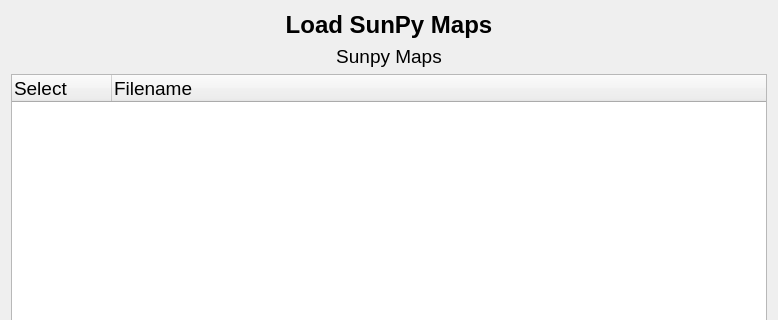
This is glue_solar/sources/loaders/maps_loader.ui in glue-viz/glue-solar as Qt 5 draws it before an edit; both pictures show x 0 to 778 and y 0 to 320 of the 778 by 722 pixel window. The edited form follows.
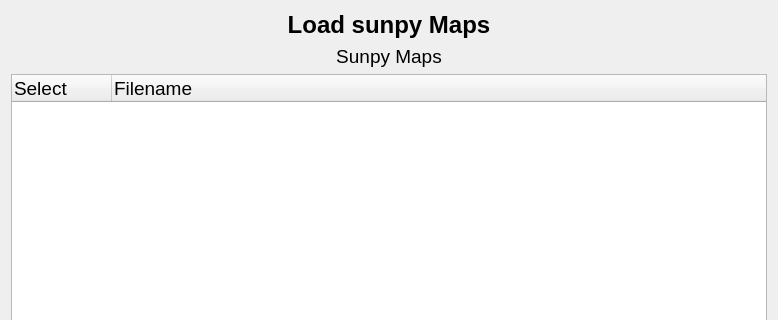
This is the edited form.

```diff
--- a/glue_solar/sources/loaders/maps_loader.ui
+++ b/glue_solar/sources/loaders/maps_loader.ui
@@ -29,7 +29,7 @@
         </font>
        </property>
        <property name="text">
-        <string>Load SunPy Maps</string>
+        <string>Load sunpy Maps</string>
        </property>
        <property name="alignment">
         <set>Qt::AlignCenter</set>
```
Left out of the diff: 2 changed lines with no effect on the pictures.
